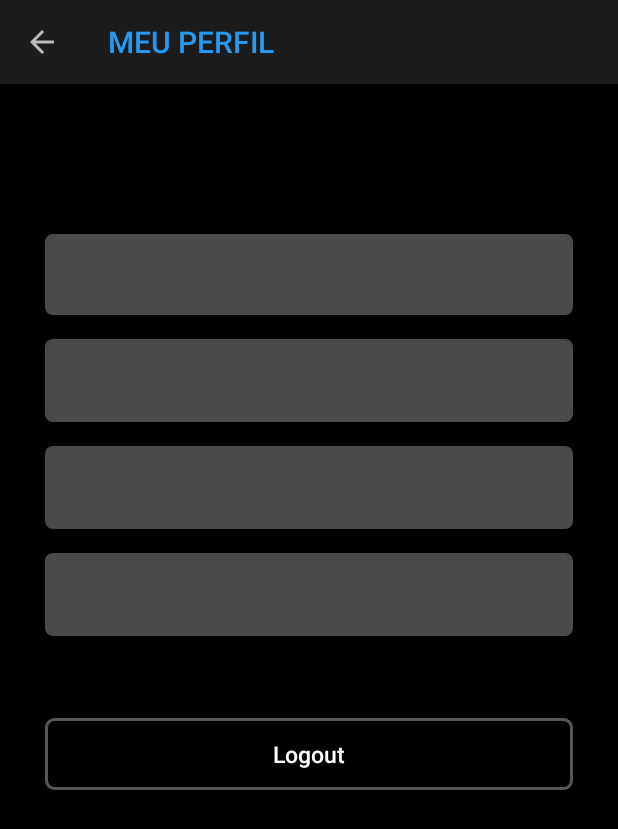
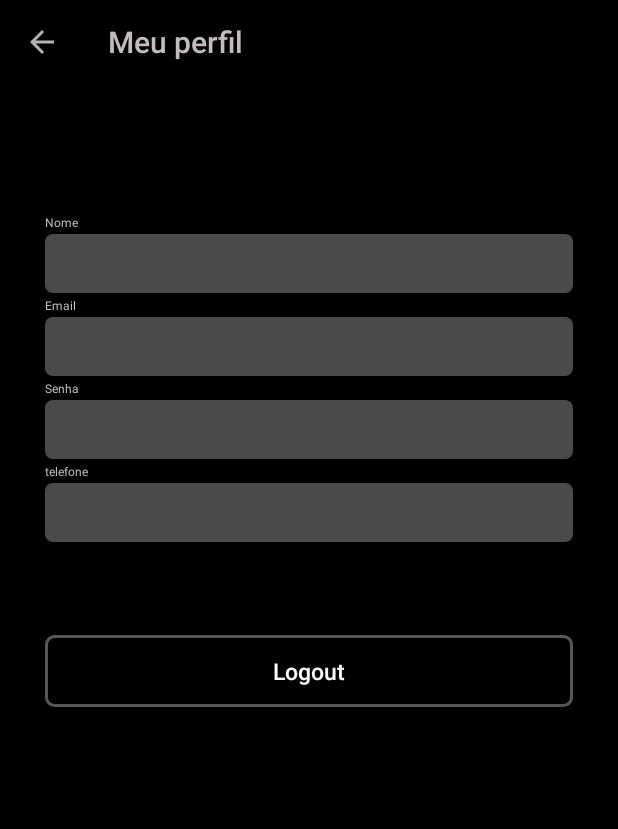
Before and after one commit to liebersonsantos/TMDBProject, an Android app: the ProfileActivity screen opened directly, with no data from a screen before it, on a phone screen of 412 x 824 dp. Shown: the top 829 px of the screen. Run offline under Robolectric (Android 15) with nearby library versions, the phone set to English and light mode, and no system bars; our stand-ins replace Room's generated code.

Commit message:
ajustes layout

```diff
--- a/app/src/main/res/drawable/bottom_navigation_item_colors.xml
+++ b/app/src/main/res/drawable/bottom_navigation_item_colors.xml
@@ -4,6 +4,6 @@
     <item android:state_checked="true"
         android:color="@color/colorBackgroundIcon"/>
     <item android:state_checked="false"
-        android:color="@color/colorTitles"/>
+        android:color="@color/colorTitle"/>
 
 </selector>
--- a/app/src/main/res/layout/activity_home.xml
+++ b/app/src/main/res/layout/activity_home.xml
@@ -17,7 +17,7 @@
         android:id="@+id/tabsMain"
         android:layout_width="match_parent"
         android:layout_height="wrap_content"
-        app:tabTextColor="@color/colorTitles"
+        app:tabTextColor="@color/colorTitle"
         app:tabBackground="@color/colorMoreItems"
         app:layout_constraintEnd_toEndOf="parent"
         app:layout_constraintHorizontal_bias="0.0"
--- a/app/src/main/res/layout/activity_profile.xml
+++ b/app/src/main/res/layout/activity_profile.xml
@@ -15,21 +15,28 @@
         app:layout_constraintTop_toTopOf="parent" />
 
     <TextView
+        android:layout_width="0dp"
+        android:layout_height="wrap_content"
+        android:layout_marginBottom="2dp"
+        android:text="@string/name"
+        android:textSize="8sp"
+        android:textColor="@color/colorBackgroundIcon"
+        app:layout_constraintBottom_toTopOf="@+id/txtNameProfile"
+        app:layout_constraintStart_toStartOf="@+id/txtNameProfile" />
+
+    <TextView
         android:id="@+id/txtNameProfile"
         android:layout_width="0dp"
-        android:layout_height="54dp"
+        android:layout_height="wrap_content"
+        android:paddingBottom="10dp"
+        android:paddingTop="10dp"
         android:layout_marginStart="30dp"
         android:layout_marginLeft="30dp"
         android:layout_marginTop="100dp"
         android:layout_marginEnd="30dp"
         android:layout_marginRight="30dp"
         android:background="@drawable/border"
-        android:textColor="@color/colorTitles"
-        android:gravity="center_vertical"
-        android:paddingTop="15dp"
-        android:paddingBottom="15dp"
-        android:textSize="18sp"
-        android:textStyle="bold"
+        android:textColor="@color/colorTitle"
         app:layout_constraintEnd_toEndOf="parent"
         app:layout_constraintHorizontal_bias="1.0"
         app:layout_constraintStart_toStartOf="parent"
@@ -37,17 +44,25 @@
         tools:text="Nome:" />
 
     <TextView
+        android:layout_width="0dp"
+        android:layout_height="wrap_content"
+        android:layout_marginBottom="2dp"
+        android:text="@string/email"
+        android:textSize="8sp"
+        android:textColor="@color/colorBackgroundIcon"
+        app:layout_constraintBottom_toTopOf="@+id/txtEmailProfile"
+        app:layout_constraintStart_toStartOf="@+id/txtNameProfile" />
+
+    <TextView
         android:id="@+id/txtEmailProfile"
         android:layout_width="0dp"
         android:layout_height="wrap_content"
+        android:paddingBottom="10dp"
+        android:paddingTop="10dp"
         android:layout_marginTop="16dp"
         android:background="@drawable/border"
         android:gravity="center_vertical"
-        android:paddingTop="15dp"
-        android:paddingBottom="15dp"
-        android:textColor="@color/colorTitles"
-        android:textSize="18sp"
-        android:textStyle="bold"
+        android:textColor="@color/colorTitle"
         app:layout_constraintEnd_toEndOf="@+id/txtNameProfile"
         app:layout_constraintHorizontal_bias="0.0"
         app:layout_constraintStart_toStartOf="@+id/txtNameProfile"
@@ -55,17 +70,25 @@
         tools:text="Email:" />
 
     <TextView
+        android:layout_width="0dp"
+        android:layout_height="wrap_content"
+        android:layout_marginBottom="2dp"
+        android:text="@string/password"
+        android:textSize="8sp"
+        android:textColor="@color/colorBackgroundIcon"
+        app:layout_constraintBottom_toTopOf="@+id/txtPasswordProfile"
+        app:layout_constraintStart_toStartOf="@+id/txtPasswordProfile" />
+
+    <TextView
         android:id="@+id/txtPasswordProfile"
         android:layout_width="0dp"
         android:layout_height="wrap_content"
+        android:paddingBottom="10dp"
+        android:paddingTop="10dp"
         android:layout_marginTop="16dp"
         android:background="@drawable/border"
         android:gravity="center_vertical"
-        android:paddingTop="15dp"
-        android:paddingBottom="15dp"
-        android:textColor="@color/colorTitles"
-        android:textSize="18sp"
-        android:textStyle="bold"
+        android:textColor="@color/colorTitle"
         app:layout_constraintEnd_toEndOf="@+id/txtEmailProfile"
         app:layout_constraintHorizontal_bias="0.0"
         app:layout_constraintStart_toStartOf="@+id/txtEmailProfile"
@@ -73,17 +96,25 @@
         tools:text="Senha:" />
 
     <TextView
+        android:layout_width="0dp"
+        android:layout_height="wrap_content"
+        android:layout_marginBottom="2dp"
+        android:text="@string/phone"
+        android:textSize="8sp"
+        android:textColor="@color/colorBackgroundIcon"
+        app:layout_constraintBottom_toTopOf="@+id/txtPhoneProfile"
+        app:layout_constraintStart_toStartOf="@+id/txtPhoneProfile" />
+
+    <TextView
         android:id="@+id/txtPhoneProfile"
         android:layout_width="0dp"
         android:layout_height="wrap_content"
+        android:paddingBottom="10dp"
+        android:paddingTop="10dp"
         android:layout_marginTop="16dp"
         android:background="@drawable/border"
         android:gravity="center_vertical"
-        android:paddingTop="15dp"
-        android:paddingBottom="15dp"
-        android:textColor="@color/colorTitles"
-        android:textSize="18sp"
-        android:textStyle="bold"
+        android:textColor="@color/colorTitle"
         app:layout_constraintEnd_toEndOf="@+id/txtPasswordProfile"
         app:layout_constraintHorizontal_bias="0.0"
         app:layout_constraintStart_toStartOf="@+id/txtPasswordProfile"
--- a/app/src/main/res/layout/activity_search.xml
+++ b/app/src/main/res/layout/activity_search.xml
@@ -19,7 +19,7 @@
         android:layout_height="wrap_content"
         android:layout_marginStart="30dp"
         android:layout_marginLeft="30dp"
-        android:layout_marginTop="30dp"
+        android:layout_marginTop="16dp"
         android:layout_marginEnd="30dp"
         android:layout_marginRight="30dp"
         android:background="@drawable/border"
--- a/app/src/main/res/layout/item_movie.xml
+++ b/app/src/main/res/layout/item_movie.xml
@@ -48,7 +48,6 @@
             android:layout_marginTop="8dp"
             android:layout_marginEnd="8dp"
             android:layout_marginRight="8dp"
-            android:textSize="20sp"
             android:textStyle="bold"
             app:layout_constraintEnd_toEndOf="parent"
             app:layout_constraintStart_toStartOf="@+id/imageViewMovie"
@@ -60,7 +59,6 @@
             android:layout_width="0dp"
             android:layout_height="wrap_content"
             android:layout_marginBottom="8dp"
-            android:textSize="16sp"
             app:layout_constraintBottom_toBottomOf="parent"
             app:layout_constraintStart_toStartOf="@+id/textNameMovie"
             app:layout_constraintTop_toBottomOf="@+id/textNameMovie"
--- a/app/src/main/res/layout/toolbar.xml
+++ b/app/src/main/res/layout/toolbar.xml
@@ -5,5 +5,5 @@
     android:id="@+id/toolbarMovie"
     android:layout_width="match_parent"
     android:layout_height="?android:attr/actionBarSize"
-    android:background="@color/colorMoreItems"
-    app:titleTextColor="@color/colorTextToolbar" />
+    android:background="@color/colorBackground"
+    app:titleTextColor="@color/colorBackgroundIcon" />
--- a/app/src/main/res/values/colors.xml
+++ b/app/src/main/res/values/colors.xml
@@ -2,7 +2,7 @@
 <resources>
     <color name="colorAccent">#E20FC8E4</color>
     <color name="colorBackground">#000000</color>
-    <color name="colorTitles">#FFFFFF</color>
+    <color name="colorTitle">#FFFFFF</color>
     <color name="colorBackgroundIcon">#C2BCBC</color>
     <color name="colorMoreItems">#E2202020</color>
     <color name="colorTextToolbar">#2799f3</color>
--- a/app/src/main/res/values/strings.xml
+++ b/app/src/main/res/values/strings.xml
@@ -2,17 +2,19 @@
     <string name="app_name">TMDBProject</string>
 
     <string name="cadastro">Ainda não possui um login? Cadastre-se agora. </string>
-    <string name="cadastroNovoUsuario">Cadastro de novo usuário </string>
+    <string name="register_new_user">Cadastro de novo usuário </string>
     <string name="logar">Já possui uma conta? Entrar </string>
-    <string name="txt_perfil">MEU PERFIL </string>
+    <string name="txt_perfil">Meu perfil</string>
     <string name="btn_logout">Logout</string>
     <string name="btn_register">Cadastrar</string>
-    <string name="txt_search">PESQUISA</string>
-    <string name="txt_favorite_movies">FILMES FAVORITOS</string>
+    <string name="register">Cadastro</string>
+    <string name="txt_search">Pesquisa</string>
+    <string name="txt_favorite_movies">Filmes favoritos</string>
     <string name="empty"> </string>
     <string name="login">Entrar</string>
     <string name="password">Senha</string>
     <string name="email">Email</string>
+    <string name="phone">telefone</string>
     <string name="insert_cell_phone">Número de celular (opcional)</string>
     <string name="name">Nome</string>
 
```
Also changed, not shown: app/src/main/java/com/liebersonsantos/tmdbproject/ui/activity/profileactivity/ProfileActivity.kt (+4 -4 lines), app/src/main/java/com/liebersonsantos/tmdbproject/ui/activity/register/RegisterActivity.kt (+6 -6 lines), app/src/main/java/com/liebersonsantos/tmdbproject/ui/activity/searchactivity/SearchActivity.kt (+4 -7 lines), app/src/main/res/layout/activity_login.xml (+14 -10 lines), app/src/main/res/layout/activity_register.xml (+23 -24 lines), app/src/main/res/menu/bottom_navigation_menu.xml (+5 -5 lines).
